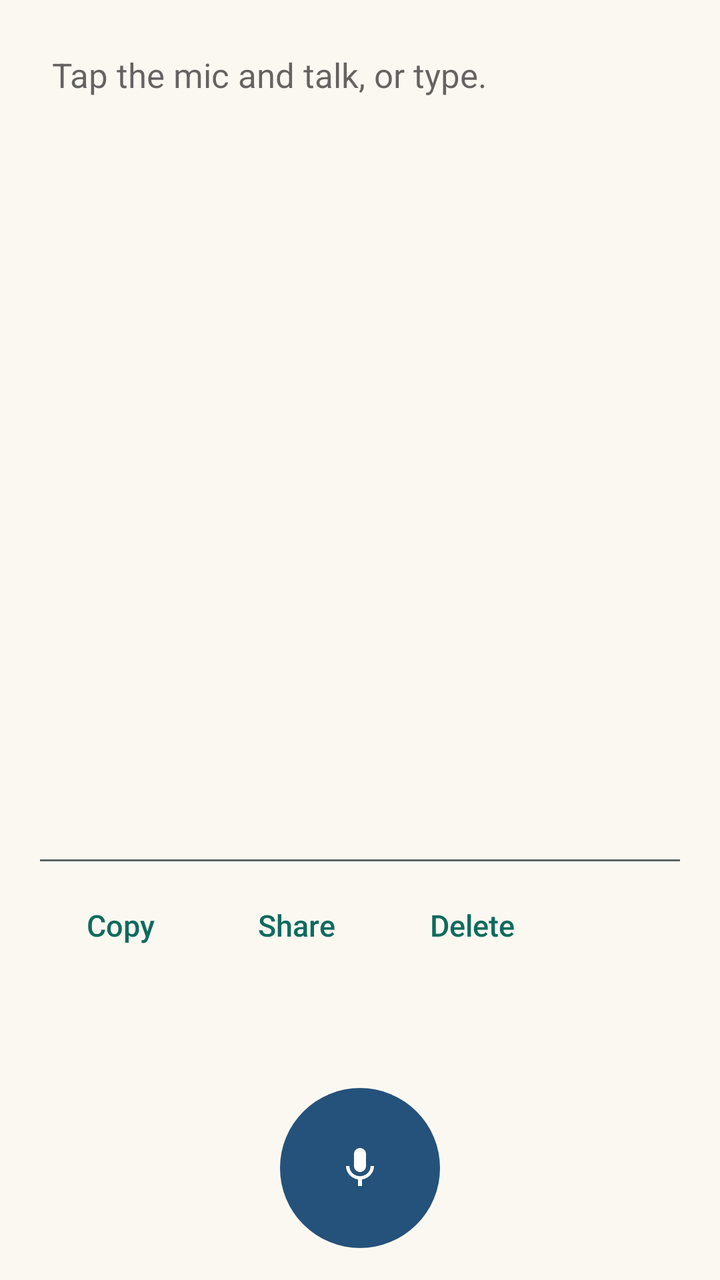
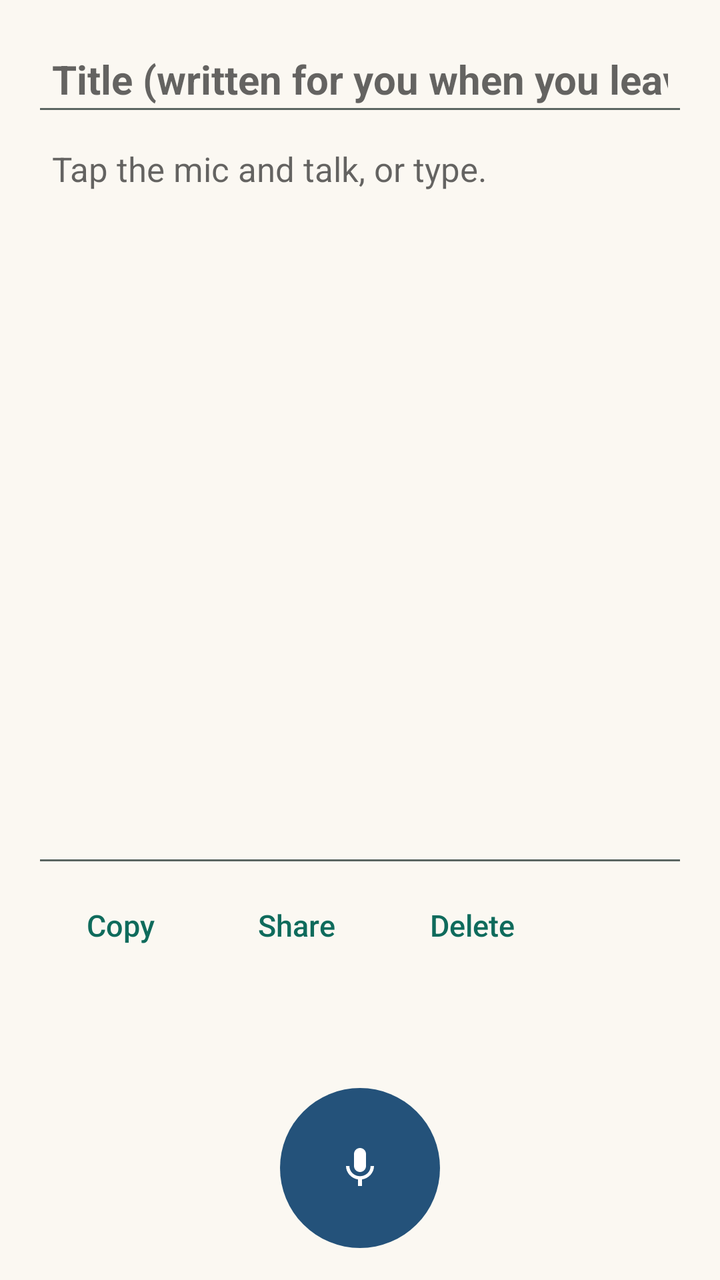

Compare the two renders of this Android layout. The source of the first and the diff that turns it into the second are given below.
<!-- AndroidManifest.xml: application theme AppTheme -->
<!-- res/layout/activity_note.xml -->
<?xml version="1.0" encoding="utf-8"?>
<LinearLayout xmlns:android="http://schemas.android.com/apk/res/android"
    android:layout_width="match_parent" android:layout_height="match_parent"
    android:fitsSystemWindows="true" android:orientation="vertical" android:padding="16dp">

    <EditText android:id="@+id/note_text" android:layout_width="match_parent" android:layout_height="0dp"
        android:layout_weight="1" android:gravity="top|start"
        android:hint="@string/note_hint" android:inputType="textMultiLine|textCapSentences"
        android:importantForAutofill="no" android:padding="10dp" android:textSize="17sp" />

    <LinearLayout android:layout_width="match_parent" android:layout_height="wrap_content"
        android:orientation="horizontal">
        <Button android:id="@+id/note_copy" android:layout_width="wrap_content" android:layout_height="wrap_content" android:text="@string/try_copy" style="?android:attr/borderlessButtonStyle" />
        <Button android:id="@+id/note_share" android:layout_width="wrap_content" android:layout_height="wrap_content" android:text="@string/try_share" style="?android:attr/borderlessButtonStyle" />
        <Button android:id="@+id/note_delete" android:layout_width="wrap_content" android:layout_height="wrap_content" android:text="@string/note_delete" style="?android:attr/borderlessButtonStyle" />
    </LinearLayout>

    <TextView android:id="@+id/note_status" android:layout_width="match_parent" android:layout_height="wrap_content"
        android:layout_marginTop="4dp" android:gravity="center" android:minLines="2" />
    <Button android:id="@+id/note_fix" android:layout_width="wrap_content" android:layout_height="wrap_content"
        android:layout_gravity="center_horizontal" android:visibility="gone" />
    <ProgressBar android:id="@+id/note_level" style="?android:attr/progressBarStyleHorizontal"
        android:layout_width="160dp" android:layout_height="6dp" android:layout_gravity="center_horizontal"
        android:layout_marginTop="4dp" android:max="100" android:progressDrawable="@drawable/level_bar"
        android:visibility="invisible" />
    <ImageButton android:id="@+id/note_mic" android:layout_width="80dp" android:layout_height="80dp"
        android:layout_gravity="center_horizontal" android:layout_marginTop="8dp"
        android:background="@drawable/mic_bg" android:contentDescription="@string/cd_mic"
        android:scaleType="centerInside" android:src="@drawable/ic_mic" />
</LinearLayout>
<!-- resources referenced by this layout -->
<resources>
  <!-- drawable ic_mic (drawable) -->
  <vector xmlns:android="http://schemas.android.com/apk/res/android" android:width="24dp" android:height="24dp" android:viewportWidth="24" android:viewportHeight="24">
      <path android:fillColor="#FFFFFFFF" android:pathData="M12,14c1.66,0 3,-1.34 3,-3V5c0,-1.66 -1.34,-3 -3,-3S9,3.34 9,5v6c0,1.66 1.34,3 3,3zM17.3,11c0,3 -2.54,5.1 -5.3,5.1S6.7,14 6.7,11H5c0,3.41 2.72,6.23 6,6.72V21h2v-3.28c3.28,-0.48 6,-3.3 6,-6.72h-1.7z"/>
  </vector>
  <!-- drawable level_bar (drawable) -->
  <shape xmlns:android="http://schemas.android.com/apk/res/android" android:shape="rectangle">
      <solid android:color="@color/accent" />
      <corners android:radius="2dp" />
  </shape>
  <!-- drawable mic_bg (drawable) -->
  <shape xmlns:android="http://schemas.android.com/apk/res/android" android:shape="oval">
      <solid android:color="@color/accent" />
  </shape>
  <string name="cd_mic">Record</string>
  <string name="note_delete">Delete</string>
  <string name="note_hint">Tap the mic and talk, or type.</string>
  <string name="try_copy">Copy</string>
  <string name="try_share">Share</string>
  <color name="accent">#24527A</color>
  <color name="brand_bg">#FBF8F2</color>
  <color name="brand_accent">#0F6B5C</color>
  <color name="brand_muted">#5B6662</color>
  <color name="brand_ink">#1D2422</color>
  <style name="AppBar" parent="@android:style/Widget.Material.Light.ActionBar.Solid">
          <item name="android:background">@color/brand_bg</item>
          <item name="android:elevation">0dp</item>
          <item name="android:titleTextStyle">@style/AppBarTitle</item>
      </style>
  <style name="AppButton" parent="@android:style/Widget.Material.Button">
          <item name="android:background">@drawable/btn_tonal</item>
          <item name="android:textColor">@color/brand_accent</item>
          <item name="android:textAllCaps">false</item>
          <item name="android:fontFamily">sans-serif-medium</item>
          <item name="android:textSize">15sp</item>
          <item name="android:minHeight">44dp</item>
          <item name="android:paddingStart">18dp</item>
          <item name="android:paddingEnd">18dp</item>
          <item name="android:stateListAnimator">@null</item>
      </style>
  <style name="AppBarTitle" parent="@android:style/TextAppearance.Material.Widget.ActionBar.Title">
          <item name="android:textColor">@color/brand_ink</item>
          <item name="android:fontFamily">sans-serif-medium</item>
      </style>
  <!-- drawable btn_tonal (drawable) -->
  <ripple xmlns:android="http://schemas.android.com/apk/res/android" android:color="#330F6B5C">
      <item android:top="4dp" android:bottom="4dp">
          <shape android:shape="rectangle">
              <solid android:color="@color/brand_accent_soft" />
              <corners android:radius="22dp" />
          </shape>
      </item>
  </ripple>
  <color name="brand_accent_soft">#D8EFE7</color>
  <!-- unchanged entries left out for length: 1 -->
</resources>

<!-- the commit's change to res/layout/activity_note.xml (unified diff, before → after) -->
@@ -3,6 +3,9 @@
     android:layout_width="match_parent" android:layout_height="match_parent"
     android:fitsSystemWindows="true" android:orientation="vertical" android:padding="16dp">
 
+    <EditText android:id="@+id/note_title" android:layout_width="match_parent" android:layout_height="wrap_content"
+        android:hint="@string/note_title_hint" android:inputType="textCapSentences" android:maxLines="1"
+        android:importantForAutofill="no" android:padding="10dp" android:textSize="20sp" android:textStyle="bold" />
     <EditText android:id="@+id/note_text" android:layout_width="match_parent" android:layout_height="0dp"
         android:layout_weight="1" android:gravity="top|start"
         android:hint="@string/note_hint" android:inputType="textMultiLine|textCapSentences"
<!-- resource entries referenced after the edit -->
@@ -16,6 +16,7 @@
   <string name="cd_mic">Record</string>
   <string name="note_delete">Delete</string>
   <string name="note_hint">Tap the mic and talk, or type.</string>
+  <string name="note_title_hint">Title (written for you when you leave the note)</string>
   <string name="try_copy">Copy</string>
   <string name="try_share">Share</string>
   <color name="accent">#24527A</color>
